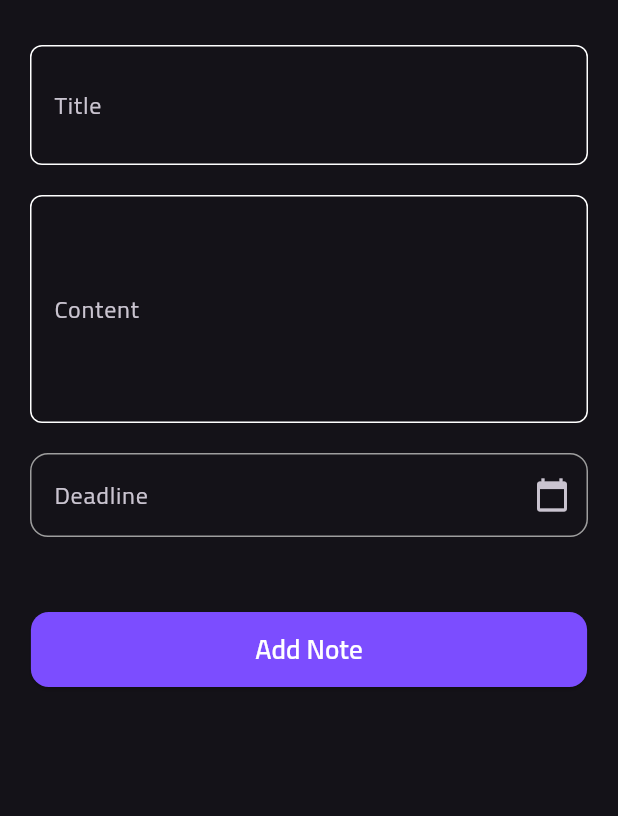
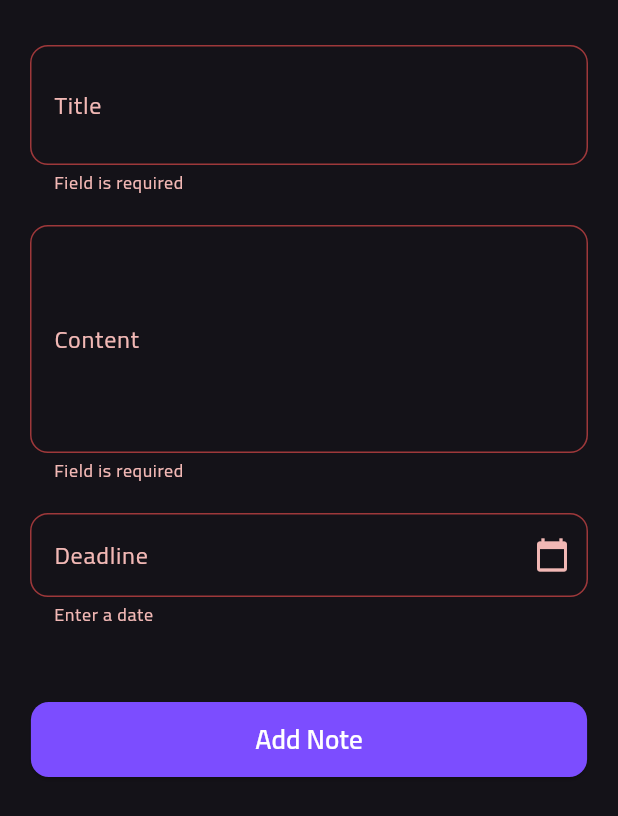
Before and after one commit to esoelzantot/Notes-App, a Flutter app: the AddNoteBottomSheet widget shown alone on an empty page, opened directly, after a tap on "Add Note", on a phone screen of 412 x 824 dp. Shown: the top 816 px of the screen. Run offline on Flutter 3.47's test engine with Material 3 defaults, Android fonts, the phone set to English and light mode, and no system bars; drawn by our look-alikes of modal_progress_hud_nsn; our stand-ins replace bloc, equatable, flutter_bloc, hive_flutter, logger; accounts and stored records are empty.

Commit message:
feat: create add note cubit and trigger it

```diff
--- /dev/null
+++ b/lib/cubits/add_notes_cubit/add_note_state.dart
@@ -0,0 +1,27 @@
+part of 'add_note_cubit.dart';
+
+sealed class AddNoteState extends Equatable {
+  const AddNoteState();
+}
+
+final class AddNoteInitial extends AddNoteState {
+  @override
+  List<Object> get props => [];
+}
+
+final class AddNoteLoading extends AddNoteState {
+  @override
+  List<Object> get props => [];
+}
+
+final class AddNoteSuccess extends AddNoteState {
+  @override
+  List<Object> get props => [];
+}
+
+final class AddNoteFailure extends AddNoteState {
+  final String error;
+  const AddNoteFailure({required this.error});
+  @override
+  List<Object> get props => [];
+}
--- a/lib/models/note_model.dart
+++ b/lib/models/note_model.dart
@@ -11,18 +11,23 @@ class NoteModel extends HiveObject {
   @HiveField(3)
   final String date;
   @HiveField(4)
-  final String color;
+  final bool isCompleted;
 
   NoteModel({
     required this.title,
     required this.content,
     required this.date,
-    required this.color,
+    required this.isCompleted,
   });
 
   // Convert NoteModel to Map for JSON serialization
   Map<String, dynamic> toMap() {
-    return {'title': title, 'content': content, 'date': date, 'color': color};
+    return {
+      'title': title,
+      'content': content,
+      'date': date,
+      'status': isCompleted,
+    };
   }
 
   // Create NoteModel from Map for JSON deserialization
@@ -31,7 +36,7 @@ class NoteModel extends HiveObject {
       title: map['title'] ?? '',
       content: map['content'] ?? '',
       date: map['date'] ?? '',
-      color: map['color'] ?? '',
+      isCompleted: map['isCompleted'] ?? '',
     );
   }
 
@@ -40,18 +45,18 @@ class NoteModel extends HiveObject {
     String? title,
     String? content,
     String? date,
-    String? color,
+    bool? isCompleted,
   }) {
     return NoteModel(
       title: title ?? this.title,
       content: content ?? this.content,
       date: date ?? this.date,
-      color: color ?? this.color,
+      isCompleted: isCompleted ?? this.isCompleted,
     );
   }
 
   @override
   String toString() {
-    return 'NoteModel(title: $title, content: $content, date: $date, color: $color)';
+    return 'NoteModel(title: $title, content: $content, date: $date, isCompleted: $isCompleted)';
   }
 }
--- a/lib/utils/date_time_picker_util.dart
+++ b/lib/utils/date_time_picker_util.dart
@@ -172,6 +172,10 @@ class DateTimePickerUtil {
         borderRadius: BorderRadius.circular(12),
         borderSide: BorderSide(color: Colors.grey),
       ),
+      errorBorder: OutlineInputBorder(
+        borderRadius: BorderRadius.circular(12),
+        borderSide: BorderSide(color: Colors.redAccent.withAlpha(150)),
+      ),
     );
   }
 }
--- a/lib/widgets/add_note_bottom_sheet.dart
+++ b/lib/widgets/add_note_bottom_sheet.dart
@@ -1,7 +1,8 @@
 import 'package:flutter/material.dart';
-import 'package:notes_app/constants.dart';
-import 'package:notes_app/utils/date_time_picker_util.dart';
-import 'package:notes_app/widgets/custom_text_field.dart';
+import 'package:flutter_bloc/flutter_bloc.dart';
+import 'package:modal_progress_hud_nsn/modal_progress_hud_nsn.dart';
+import 'package:notes_app/cubits/add_notes_cubit/add_note_cubit.dart';
+import 'package:notes_app/widgets/add_note_form.dart';
 
 class AddNoteBottomSheet extends StatefulWidget {
   const AddNoteBottomSheet({super.key});
@@ -11,59 +12,28 @@ class AddNoteBottomSheet extends StatefulWidget {
 }
 
 class _AddNoteBottomSheetState extends State<AddNoteBottomSheet> {
-  final _formKey = GlobalKey<FormState>();
-  final Map<String, TextEditingController> controllers = {
-    'title': TextEditingController(text: ''),
-    'content': TextEditingController(text: ''),
-    'startDate': TextEditingController(text: ''),
-  };
-
   @override
   Widget build(BuildContext context) {
     return Container(
       padding: EdgeInsets.symmetric(horizontal: 20, vertical: 30),
-      child: Form(
-        key: _formKey,
-        child: SingleChildScrollView(
-          child: Column(
-            children: [
-              CustomTextField(hint: 'Title', maxLines: 2),
-              SizedBox(height: 20),
-              CustomTextField(hint: 'Content', maxLines: 5),
-              SizedBox(height: 20),
-              DateTimePickerUtil.buildDateTimePickerField(
-                context: context,
-                controller: controllers['startDate']!,
-                labelText: 'Deadline',
-                validator: (val) =>
-                    val?.isEmpty ?? true ? 'Enter a date' : null,
-              ),
-              SizedBox(height: 50),
-              SizedBox(
-                width: MediaQuery.of(context).size.width * 0.9,
-                child: ElevatedButton(
-                  style: ElevatedButton.styleFrom(
-                    padding: EdgeInsets.symmetric(vertical: 12),
-                    backgroundColor: Colors.deepPurpleAccent,
-                    shape: RoundedRectangleBorder(
-                      borderRadius: BorderRadius.circular(12),
-                    ),
-                  ),
-                  onPressed: () {},
-                  child: Text(
-                    'Add Note',
-                    style: TextStyle(
-                      fontSize: 18,
-                      color: Colors.white,
-                      fontWeight: FontWeight.w600,
-                    ),
-                  ),
-                ),
-              ),
-              SizedBox(height: 10),
-            ],
-          ),
-        ),
+      child: BlocConsumer<AddNoteCubit, AddNoteState>(
+        listener: (context, state) {
+          // TODO: implement listener
+          if (state is AddNoteSuccess) {
+            Navigator.pop(context);
+          }
+          if (state is AddNoteFailure) {
+            ScaffoldMessenger.of(
+              context,
+            ).showSnackBar(SnackBar(content: Text(state.error)));
+          }
+        },
+        builder: (context, state) {
+          return ModalProgressHUD(
+            inAsyncCall: (state is AddNoteLoading) ? true : false,
+            child: SingleChildScrollView(child: AddNoteForm()),
+          );
+        },
       ),
     );
   }
--- /dev/null
+++ b/lib/widgets/add_note_form.dart
@@ -0,0 +1,102 @@
+import 'package:flutter/material.dart';
+import 'package:flutter_bloc/flutter_bloc.dart';
+import 'package:logger/logger.dart';
+import 'package:notes_app/cubits/add_notes_cubit/add_note_cubit.dart';
+import 'package:notes_app/models/note_model.dart';
+import 'package:notes_app/utils/date_time_picker_util.dart';
+import 'package:notes_app/widgets/custom_text_field.dart';
+
+class AddNoteForm extends StatefulWidget {
+  const AddNoteForm({super.key});
+
+  @override
+  State<AddNoteForm> createState() => _AddNoteFormState();
+}
+
+class _AddNoteFormState extends State<AddNoteForm> {
+  final GlobalKey<FormState> _formKey = GlobalKey<FormState>();
+  AutovalidateMode autoValidateMode = AutovalidateMode.disabled;
+  final Map<String, TextEditingController> controllers = {
+    'title': TextEditingController(text: ''),
+    'content': TextEditingController(text: ''),
+    'date': TextEditingController(text: ''),
+  };
+
+  @override
+  Widget build(BuildContext context) {
+    return Form(
+      key: _formKey,
+      child: SingleChildScrollView(
+        child: Column(
+          children: [
+            CustomTextField(
+              hint: 'Title',
+              maxLines: 2,
+              onSaved: (value) {
+                controllers['title']!.text = value!;
+              },
+              onChanged: (value) {
+                controllers['title']!.text = value;
+              },
+            ),
+            SizedBox(height: 20),
+            CustomTextField(
+              hint: 'Content',
+              maxLines: 5,
+              onSaved: (value) {
+                controllers['content']!.text = value!;
+              },
+              onChanged: (value) {
+                controllers['content']!.text = value;
+              },
+            ),
+            SizedBox(height: 20),
+            DateTimePickerUtil.buildDateTimePickerField(
+              context: context,
+              controller: controllers['date']!,
+              labelText: 'Deadline',
+              validator: (val) => val?.isEmpty ?? true ? 'Enter a date' : null,
+            ),
+            SizedBox(height: 50),
+            SizedBox(
+              width: MediaQuery.of(context).size.width * 0.9,
+              child: ElevatedButton(
+                style: ElevatedButton.styleFrom(
+                  padding: EdgeInsets.symmetric(vertical: 12),
+                  backgroundColor: Colors.deepPurpleAccent,
+                  shape: RoundedRectangleBorder(
+                    borderRadius: BorderRadius.circular(12),
+                  ),
+                ),
+                onPressed: () {
+                  if (_formKey.currentState!.validate()) {
+                    _formKey.currentState!.save();
+                    NoteModel note = NoteModel(
+                      title: controllers['title']!.text,
+                      content: controllers['content']!.text,
+                      date: controllers['date']!.text,
+                      isCompleted: false,
+                    );
+                    BlocProvider.of<AddNoteCubit>(context).addNote(note);
+                    Logger().d("Note added successfully | $note");
+                  } else {
+                    autoValidateMode = AutovalidateMode.always;
+                  }
+                },
+                child: Text(
+                  'Add Note',
+                  style: TextStyle(
+                    fontSize: 18,
+                    color: Colors.white,
+                    fontWeight: FontWeight.w600,
+                  ),
+                ),
+              ),
+            ),
+            SizedBox(height: 20),
+          ],
+        ),
+      ),
+    );
+  }
+}
--- a/lib/widgets/custom_text_field.dart
+++ b/lib/widgets/custom_text_field.dart
@@ -34,13 +34,14 @@ class CustomTextField extends StatelessWidget {
         border: buildBorder(),
         enabledBorder: buildBorder(),
         focusedBorder: buildBorder(kPrimaryColor),
+        errorBorder: buildBorder(Colors.redAccent.withAlpha(150)),
       ),
     );
   }
 
   OutlineInputBorder buildBorder([color]) {
     return OutlineInputBorder(
-      borderRadius: BorderRadius.circular(8),
+      borderRadius: BorderRadius.circular(12),
       borderSide: BorderSide(color: color ?? Colors.white),
     );
   }
--- a/lib/widgets/edit_notes_view_body.dart
+++ b/lib/widgets/edit_notes_view_body.dart
@@ -14,7 +14,7 @@ class _EditNotesViewBodyState extends State<EditNotesViewBody> {
   final Map<String, TextEditingController> controllers = {
     'title': TextEditingController(text: ''),
     'content': TextEditingController(text: ''),
-    'startDate': TextEditingController(text: ''),
+    'date': TextEditingController(text: ''),
   };
 
   @override
@@ -30,7 +30,7 @@ class _EditNotesViewBodyState extends State<EditNotesViewBody> {
             SizedBox(height: 20),
             DateTimePickerUtil.buildDateTimePickerField(
               context: context,
-              controller: controllers['startDate']!,
+              controller: controllers['date']!,
               labelText: 'Deadline',
               validator: (val) => val?.isEmpty ?? true ? 'Enter a date' : null,
             ),
--- a/pubspec.yaml
+++ b/pubspec.yaml
@@ -38,6 +38,11 @@ dependencies:
   flutter_launcher_icons: ^0.14.4
   hive: ^2.2.3
   hive_flutter: ^1.1.0
+  logger: ^2.6.1
+  bloc: ^9.0.0
+  flutter_bloc: ^9.1.1
+  equatable: ^2.0.7
+  modal_progress_hud_nsn: ^0.5.1
 
 dev_dependencies:
   flutter_test:
```
Also changed, not shown: lib/cubits/add_notes_cubit/add_note_cubit.dart (added, +23 -0 lines), lib/main.dart (+14 -6 lines), lib/utils/simple_bloc_observer.dart (added, +36 -0 lines), lib/views/notes_view.dart (+6 -2 lines), lib/models/note_model.g.dart, pubspec.lock.
